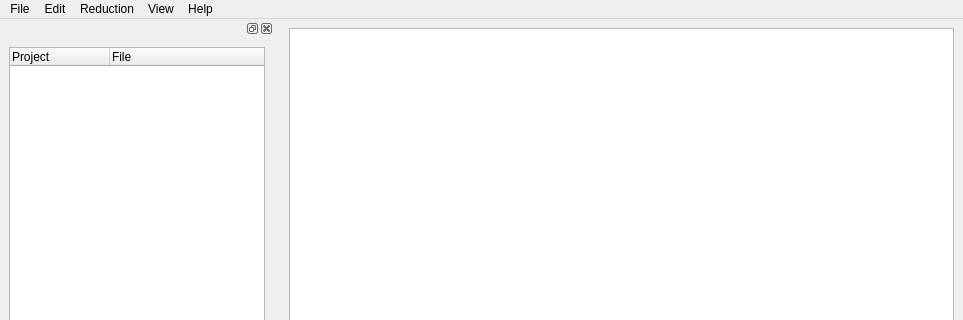
Qt form ui/ui_MainWindow.ui (neutrons/PyVDrive) before a commit; both pictures show x 0 to 963 and y 0 to 320 of the 963 by 769 pixel window.
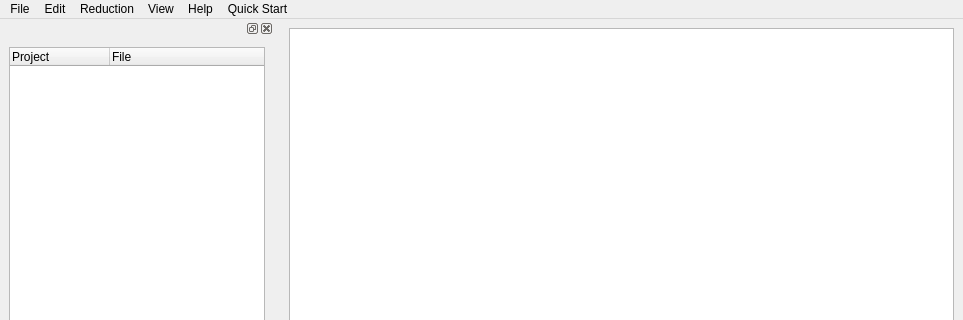
The same form after that commit.

What changed in the file:
```diff
--- a/ui/ui_MainWindow.ui
+++ b/ui/ui_MainWindow.ui
@@ -73,11 +73,18 @@
     <addaction name="actionLog_Window"/>
     <addaction name="actionView_OpenPlot"/>
    </widget>
+   <widget class="QMenu" name="menuQuick_Start">
+    <property name="title">
+     <string>Quick Start</string>
+    </property>
+    <addaction name="actionStart_New_Project"/>
+   </widget>
    <addaction name="menuVDrive_2_0"/>
    <addaction name="menuEdit"/>
    <addaction name="menuReduction"/>
    <addaction name="menuView"/>
    <addaction name="menuHelp"/>
+   <addaction name="menuQuick_Start"/>
   </widget>
   <widget class="QStatusBar" name="statusbar"/>
   <widget class="QDockWidget" name="dock_">
```
Left out of the diff: 5 changed lines with no effect on the pictures.
